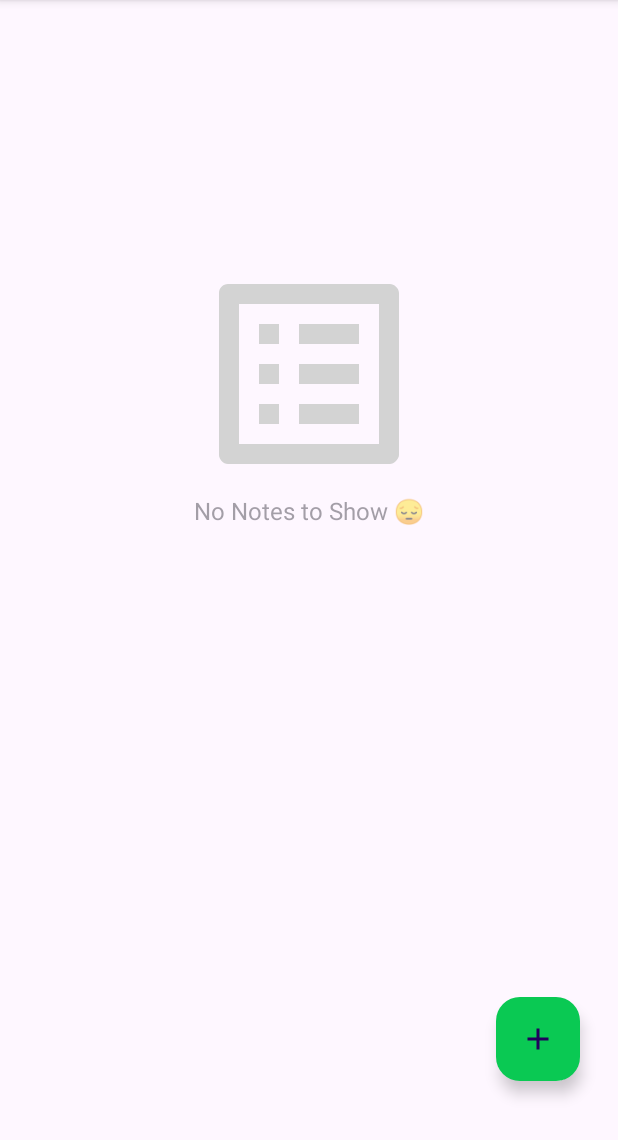
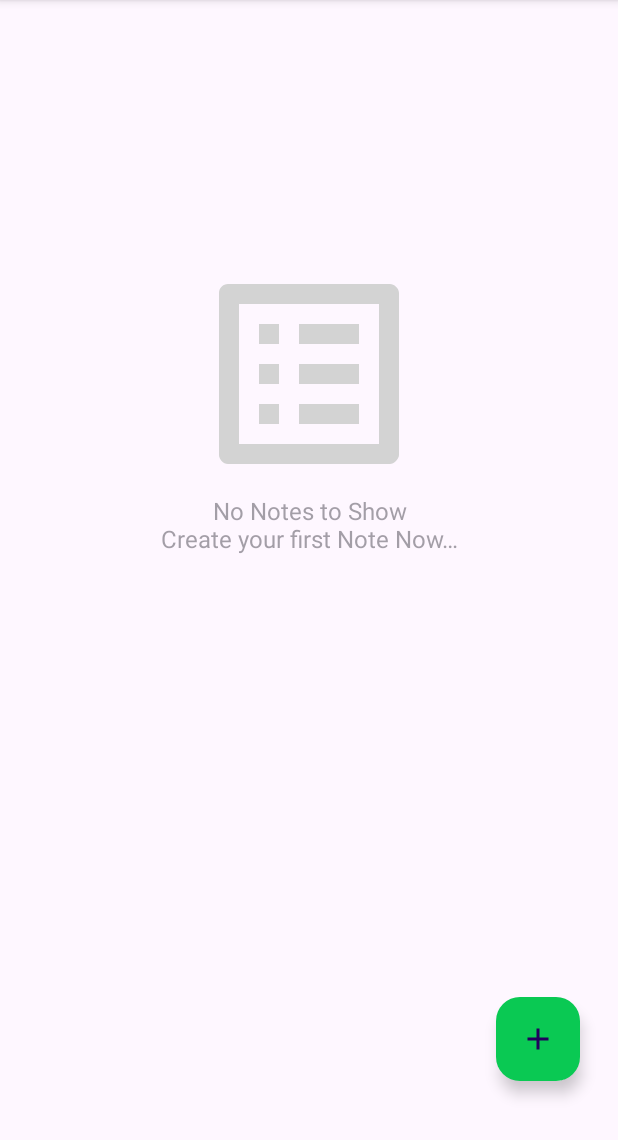
Before and after one commit to Coney484/Note-Z, an Android app: the screen it shows after launch (MainActivity), on a phone screen of 412 x 824 dp, the part 96-1236 px from its top. Run offline under Robolectric (Android 15) with nearby library versions, the light colour scheme and no system bars; our stand-ins replace Room's generated code, data binding, navigation-ui; 1 statement that could not run was skipped.

Commit message:
[fix] some code clean up

```diff
--- a/app/src/main/java/com/example/note_z/ui/fragments/list/ListFragment.kt
+++ b/app/src/main/java/com/example/note_z/ui/fragments/list/ListFragment.kt
@@ -12,12 +12,11 @@ import android.view.ViewGroup
 import android.widget.Toast
 import androidx.databinding.DataBindingUtil
 import androidx.fragment.app.viewModels
-import androidx.navigation.fragment.findNavController
 import androidx.recyclerview.widget.LinearLayoutManager
 import com.example.note_z.R
 import com.example.note_z.adapters.NotesAdapter
 import com.example.note_z.databinding.FragmentListBinding
-import com.example.note_z.ui.fragments.SharedViewModel
+import com.example.note_z.viewmodel.SharedViewModel
 import com.example.note_z.viewmodel.TodoViewModel
 
 class ListFragment : Fragment() {
@@ -115,8 +114,6 @@ class ListFragment : Fragment() {
     }
 
     private fun listeners() {
-        binding.floatingActionButton.setOnClickListener {
-            findNavController().navigate(R.id.addFragment)
-        }
     }
+
 }
--- a/app/src/main/java/com/example/note_z/ui/fragments/update/UpdateFragment.kt
+++ b/app/src/main/java/com/example/note_z/ui/fragments/update/UpdateFragment.kt
@@ -15,11 +15,9 @@ import androidx.fragment.app.viewModels
 import androidx.navigation.fragment.findNavController
 import androidx.navigation.fragment.navArgs
 import com.example.note_z.R
-import com.example.note_z.data.Priority
 import com.example.note_z.data.TodoData
-import com.example.note_z.databinding.FragmentListBinding
 import com.example.note_z.databinding.FragmentUpdateBinding
-import com.example.note_z.ui.fragments.SharedViewModel
+import com.example.note_z.viewmodel.SharedViewModel
 import com.example.note_z.viewmodel.TodoViewModel
 
 class UpdateFragment : Fragment() {
--- a/app/src/main/java/com/example/note_z/ui/fragments/SharedViewModel.kt
+++ b/app/src/main/java/com/example/note_z/viewmodel/SharedViewModel.kt
@@ -1,4 +1,4 @@
-package com.example.note_z.ui.fragments
+package com.example.note_z.viewmodel
 
 import android.app.Application
 import android.text.TextUtils
--- a/app/src/main/res/layout/fragment_list.xml
+++ b/app/src/main/res/layout/fragment_list.xml
@@ -5,12 +5,15 @@
 
     <data>
 
+        <variable
+            name="mSharedViewModel"
+            type="com.example.note_z.viewmodel.SharedViewModel" />
     </data>
 
     <androidx.constraintlayout.widget.ConstraintLayout
+        android:id="@+id/clRoot"
         android:layout_width="match_parent"
         android:layout_height="match_parent"
-        android:id="@+id/clRoot"
         tools:context=".ui.fragments.list.ListFragment">
 
 
@@ -25,6 +28,7 @@
 
         <com.google.android.material.floatingactionbutton.FloatingActionButton
             android:id="@+id/floatingActionButton"
+            android.navigateToAddFragment="@{true}"
             android:layout_width="wrap_content"
             android:layout_height="wrap_content"
             android:layout_marginEnd="24dp"
@@ -54,6 +58,7 @@
             android:layout_width="wrap_content"
             android:layout_height="wrap_content"
             android:alpha="0.5"
+            android:gravity="center|center_horizontal"
             android:text="@string/no_data"
             android:textSize="16sp"
             android:visibility="invisible"
--- a/app/src/main/res/values/strings.xml
+++ b/app/src/main/res/values/strings.xml
@@ -2,7 +2,7 @@
     <string name="app_name">Note-Z</string>
     <!-- TODO: Remove or change this placeholder text -->
     <string name="hello_blank_fragment">Hello blank fragment</string>
-    <string name="no_data">No Notes to Show 😔</string>
+    <string name="no_data">No Notes to Show\nCreate your first Note Now…</string>
     <string name="title">Title</string>
     <string name="description">Description</string>
     <string name="search">Search</string>
```
Also changed, not shown: app/src/main/java/com/example/note_z/adapters/BindingAdapters.kt (added, +22 -0 lines).
